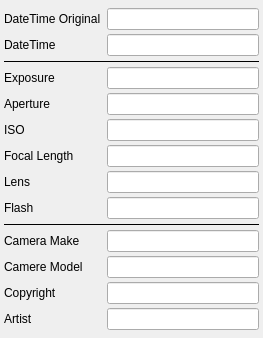
jaapgeurts/photostage, file library/modules/metadatamodule.ui: the form before one commit.
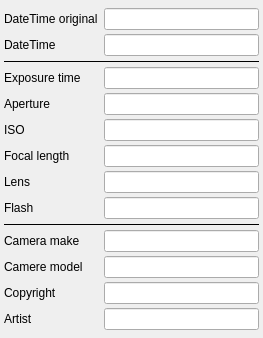
The form after the commit.

Patch:
```diff
--- a/library/modules/metadatamodule.ui
+++ b/library/modules/metadatamodule.ui
@@ -14,6 +14,9 @@
    <string>Form</string>
   </property>
   <layout class="QFormLayout" name="formLayout">
+   <property name="fieldGrowthPolicy">
+    <enum>QFormLayout::ExpandingFieldsGrow</enum>
+   </property>
    <property name="verticalSpacing">
     <number>4</number>
    </property>
@@ -32,7 +35,7 @@
    <item row="0" column="0">
     <widget class="QLabel" name="label">
      <property name="text">
-      <string>DateTime Original</string>
+      <string>DateTime original</string>
      </property>
     </widget>
    </item>
@@ -70,7 +73,7 @@
    <item row="3" column="0">
     <widget class="QLabel" name="label_3">
      <property name="text">
-      <string>Exposure</string>
+      <string>Exposure time</string>
      </property>
     </widget>
    </item>
@@ -112,7 +115,7 @@
    <item row="6" column="0">
     <widget class="QLabel" name="label_6">
      <property name="text">
-      <string>Focal Length</string>
+      <string>Focal length</string>
      </property>
     </widget>
    </item>
@@ -164,7 +167,7 @@
    <item row="10" column="0">
     <widget class="QLabel" name="label_9">
      <property name="text">
-      <string>Camera Make</string>
+      <string>Camera make</string>
      </property>
     </widget>
    </item>
@@ -178,7 +181,7 @@
    <item row="11" column="0">
     <widget class="QLabel" name="label_10">
      <property name="text">
-      <string>Camere Model</string>
+      <string>Camere model</string>
      </property>
     </widget>
    </item>
```
